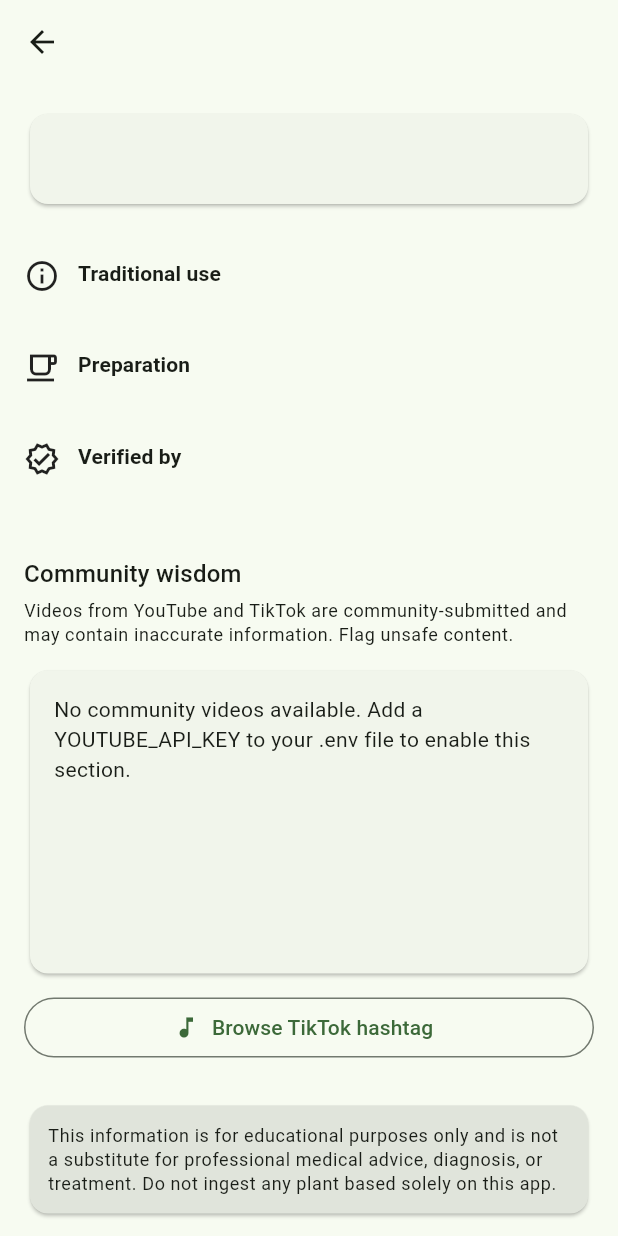
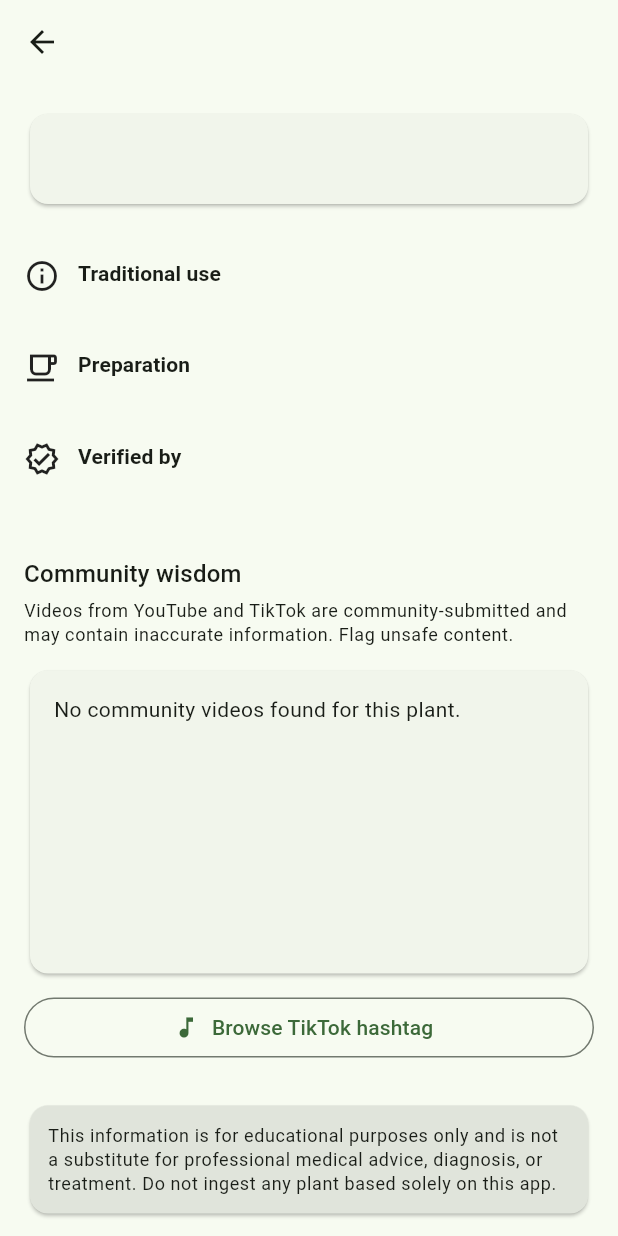
Before and after one commit to s68745409-cell/african-doctor, a Flutter app: the PlantDetailScreen screen opened directly with empty values, on a phone screen of 412 x 824 dp. Run offline on Flutter 3.47's test engine with Material 3 defaults, Android fonts, the phone set to English and light mode, and no system bars; our stand-ins replace flutter_dotenv, image_picker, shared_preferences; accounts and stored records are empty.

Commit message:
Use hasApiKey to pick the right empty-state YouTube message
Previously the 'add a YOUTUBE_API_KEY' message was shown even when a
key was configured and YouTube simply had no matching videos for a
rare species (e.g. Warburgia salutaris) — misleading configured users
into thinking their setup was broken.

```diff
--- a/lib/screens/plant_detail_screen.dart
+++ b/lib/screens/plant_detail_screen.dart
@@ -165,8 +165,11 @@ class _PlantDetailScreenState extends State<PlantDetailScreen> {
                     child: Padding(
                       padding: const EdgeInsets.all(16),
                       child: Text(
-                        'No community videos available. Add a YOUTUBE_API_KEY '
-                        'to your .env file to enable this section.',
+                        YouTubeService.hasApiKey
+                            ? 'No community videos found for this plant.'
+                            : 'No community videos available. Add a '
+                                'YOUTUBE_API_KEY to your .env file to enable '
+                                'this section.',
                         style: theme.textTheme.bodyMedium,
                       ),
                     ),
```
